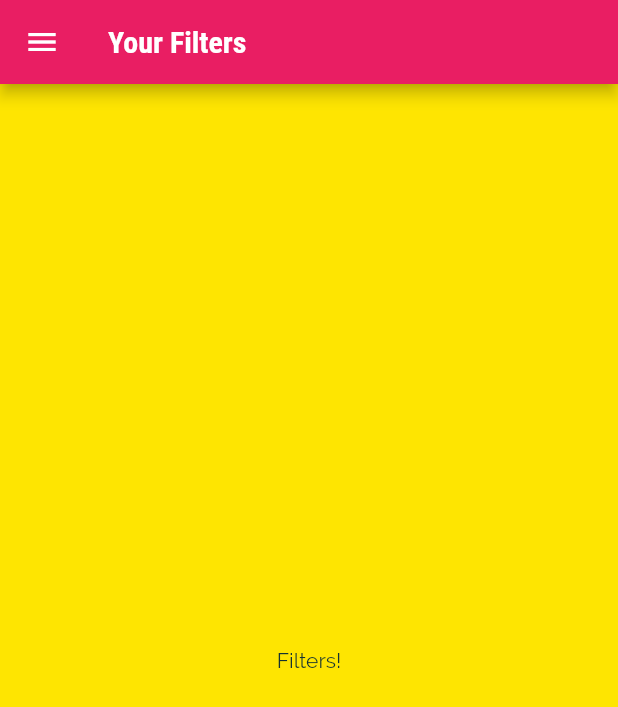
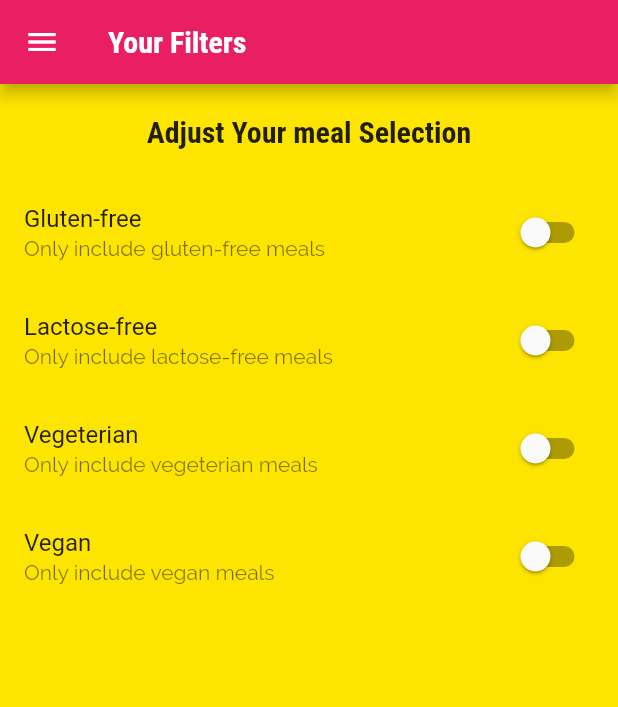
Before and after one commit to Rakesh-swain/Meals_App, a Flutter app: the FilterScreen screen opened by its route, on a phone screen of 412 x 824 dp. Shown: the top 707 px of the screen. Run offline on Flutter 3.47's test engine with Material 2 defaults, Android fonts, the phone set to English and light mode, and no system bars.

Commit message:
add filter switches

```diff
--- a/lib/screeens/filters_screen.dart
+++ b/lib/screeens/filters_screen.dart
@@ -1,8 +1,28 @@
 import 'package:flutter/material.dart';
 import '../widgets/main_drawer.dart';
 
-class FilterScreen extends StatelessWidget {
+class FilterScreen extends StatefulWidget {
   static const routeName = '/filters';
+
+  @override
+  State<FilterScreen> createState() => _FilterScreenState();
+}
+
+class _FilterScreenState extends State<FilterScreen> {
+  var _glutenfree = false;
+  var _vegeterian = false;
+  var _vegan = false;
+  var _lactosefree = false;
+  Widget _buildSwitchListTile(String title, String description,
+      bool currentValue, Function updatevlaue) {
+    return SwitchListTile(
+      title: Text(title),
+      value: currentValue,
+      subtitle: Text(description),
+      onChanged: updatevlaue,
+    );
+  }
+
   @override
   Widget build(BuildContext context) {
     return Scaffold(
@@ -10,8 +30,47 @@ class FilterScreen extends StatelessWidget {
         title: Text('Your Filters'),
       ),
       drawer: MainDrawer(),
-      body: Center(
-        child: Text('Filters!'),
+      body: Column(
+        children: [
+          Container(
+            padding: EdgeInsets.all(20),
+            child: Text(
+              'Adjust Your meal Selection',
+              style: Theme.of(context).textTheme.headline6,
+            ),
+          ),
+          Expanded(
+              child: ListView(
+            children: [
+              _buildSwitchListTile(
+                  'Gluten-free', 'Only include gluten-free meals', _glutenfree,
+                  (newValue) {
+                setState(() {
+                  _glutenfree = newValue;
+                });
+              }),
+              _buildSwitchListTile('Lactose-free',
+                  'Only include lactose-free meals', _lactosefree, (newValue) {
+                setState(() {
+                  _lactosefree = newValue;
+                });
+              }),
+              _buildSwitchListTile(
+                  'Vegeterian', 'Only include vegeterian meals', _vegeterian,
+                  (newValue) {
+                setState(() {
+                  _vegeterian = newValue;
+                });
+              }),
+              _buildSwitchListTile('Vegan', 'Only include vegan meals', _vegan,
+                  (newValue) {
+                setState(() {
+                  _vegan = newValue;
+                });
+              }),
+            ],
+          ))
+        ],
       ),
     );
   }
```
